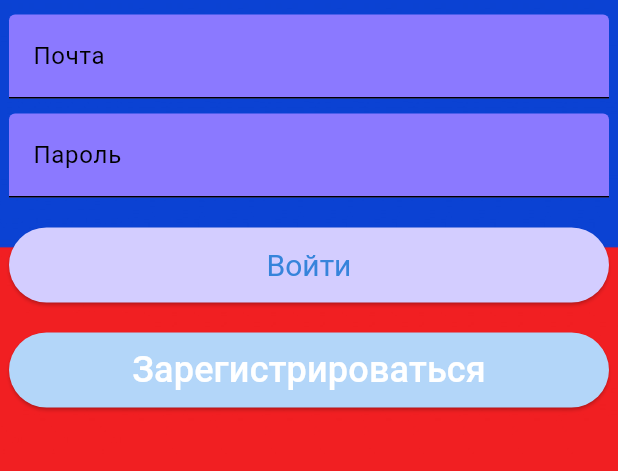
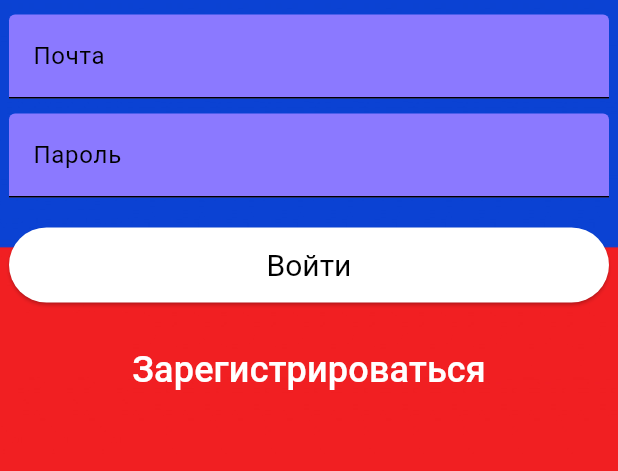
Before and after one commit to TidesofJuice/zovcord, a Flutter app: the screen it shows after launch, on a phone screen of 412 x 824 dp, the part 590-1061 px from its top. Run offline on Flutter 3.47's test engine with Material 3 defaults, Android fonts, the phone set to English and light mode, and no system bars; our stand-ins replace cloud_firestore, emoji_picker_flutter, firebase_auth, firebase_core, get_it, go_router and 1 more; accounts and stored records are empty.

Commit message:
микрофиксы маршрутов и дизайна

```diff
--- a/lib/core/router/app_router.dart
+++ b/lib/core/router/app_router.dart
@@ -44,7 +44,7 @@ final GoRouter router = GoRouter(
     final isGoingToLogin = state.uri.toString() == '/login';
 
     if (!isAuthenticated && !isGoingToLogin) {
-      return '/login';
+      return '/register';
     }
     return null;
   },
--- a/lib/core/theme/themes/dark_theme.dart
+++ b/lib/core/theme/themes/dark_theme.dart
@@ -32,8 +32,8 @@ class DarkTheme {
             ),
           ),
           buttonTheme: ButtonThemeData(
-            buttonColor: Color(0xff575669),
-            textTheme: ButtonTextTheme.primary,
+            buttonColor: Color(0xff3b3a4a),
+            textTheme: ButtonTextTheme.normal,
             shape: RoundedRectangleBorder(
               borderRadius: BorderRadius.circular(15),
             ),
--- a/lib/core/theme/themes/light_theme.dart
+++ b/lib/core/theme/themes/light_theme.dart
@@ -32,7 +32,7 @@ class LightTheme {
             ),
           ),
           buttonTheme: ButtonThemeData(
-            buttonColor: Color(0xffb3d6f9),
+            buttonColor: Color(0xff3684db),
             textTheme: ButtonTextTheme.primary,
             shape: RoundedRectangleBorder(
               borderRadius: BorderRadius.circular(15),
--- a/lib/screens/login_screen.dart
+++ b/lib/screens/login_screen.dart
@@ -88,8 +88,7 @@ class _LoginScreenState extends State<LoginScreen> {
                         textStyle:
                             const TextStyle(color: Colors.black, fontSize: 20),
                         minimumSize: const Size(400, 50),
-                        backgroundColor:
-                            const Color.fromARGB(255, 211, 205, 255),
+                        backgroundColor: Colors.white,
                         overlayColor: Colors.black,
                       ),
                       onPressed: _isLoading
@@ -102,20 +101,20 @@ class _LoginScreenState extends State<LoginScreen> {
                             },
                       child: _isLoading
                           ? const CircularProgressIndicator()
-                          : const Text('Войти'),
+                          : const Text(
+                              'Войти',
+                              style:
+                                  TextStyle(fontSize: 20, color: Colors.black),
+                            ),
                     ),
                     const SizedBox(height: 20),
-                    ElevatedButton(
-                      style: ElevatedButton.styleFrom(
-                        minimumSize: const Size(400, 50),
-                        backgroundColor: Theme.of(context).colorScheme.secondary,
+                    TextButton(
+                        onPressed: () => context.go('/register'),
+                        child: const Text(
+                          'Зарегистрироваться',
+                          style: TextStyle(fontSize: 24, color: Colors.white),
+                        ),
                       ),
-                      onPressed: () => context.go('/register'),
-                      child: const Text(
-                        'Зарегистрироваться',
-                        style: TextStyle(fontSize: 24, color: Colors.white),
-                      ),
-                    ),
                   ],
                 ),
               ),
```
Also changed, not shown: lib/core/theme/styles/app_text_styles.dart (deleted, +0 -30 lines), lib/screens/register_screen.dart (+12 -10 lines), lib/screens/settings_screen.dart (+20 -13 lines).
